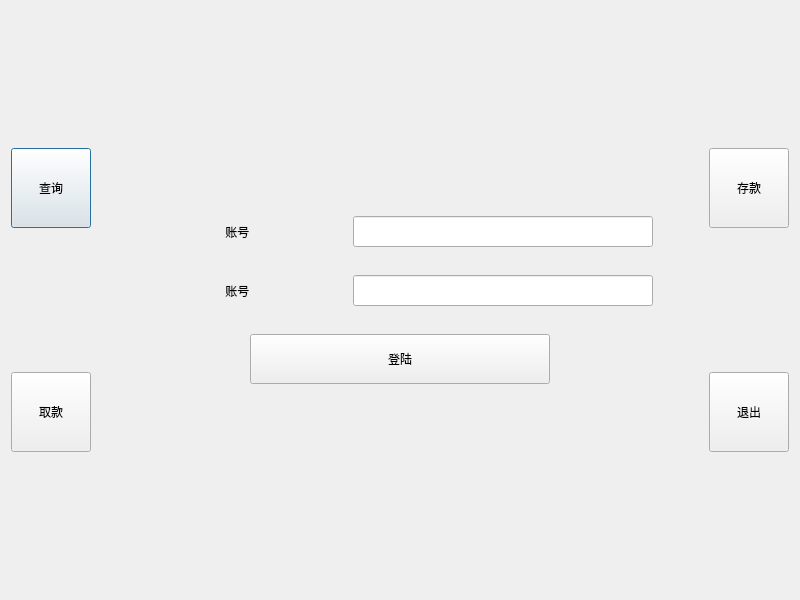
Qt form dialog.ui (arvin-xuwj/simulateATM) before a commit.
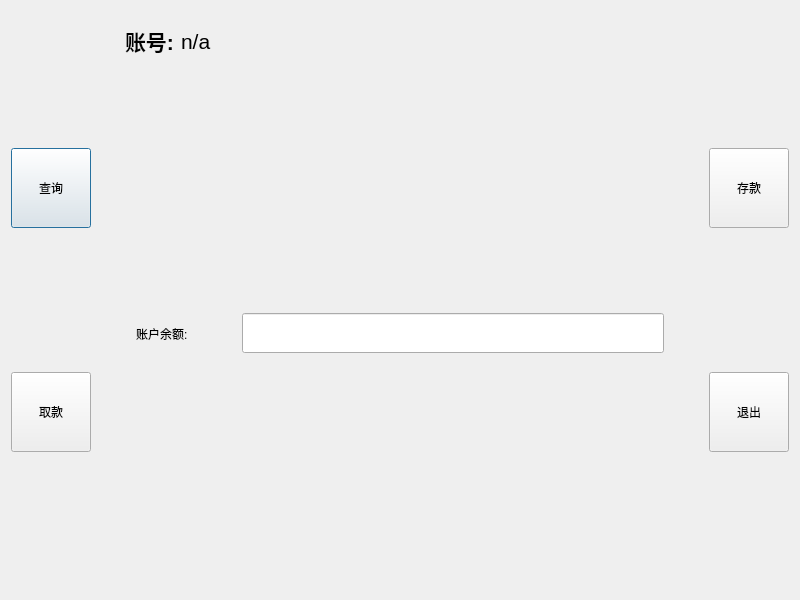
The same form after that commit.

Commit message: support query balance of account

Patch:
```diff
--- a/dialog.ui
+++ b/dialog.ui
@@ -97,6 +97,51 @@
     </spacer>
    </item>
    <item>
+    <layout class="QVBoxLayout" name="verticalLayout_8">
+     <item>
+      <layout class="QHBoxLayout" name="inforAccount">
+       <item>
+        <widget class="QLabel" name="lab_account_display">
+         <property name="maximumSize">
+          <size>
+           <width>50</width>
+           <height>16777215</height>
+          </size>
+         </property>
+         <property name="font">
+          <font>
+           <pointsize>16</pointsize>
+           <weight>75</weight>
+           <bold>true</bold>
+           <kerning>true</kerning>
+          </font>
+         </property>
+         <property name="text">
+          <string>账号:</string>
+         </property>
+        </widget>
+       </item>
+       <item>
+        <widget class="QLabel" name="lab_account">
+         <property name="minimumSize">
+          <size>
+           <width>0</width>
+           <height>60</height>
+          </size>
+         </property>
+         <property name="font">
+          <font>
+           <pointsize>16</pointsize>
+          </font>
+         </property>
+         <property name="text">
+          <string>n/a</string>
+         </property>
+        </widget>
+       </item>
+      </layout>
+     </item>
+     <item>
     <widget class="QStackedWidget" name="stackedWidget">
      <property name="minimumSize">
       <size>
@@ -105,7 +150,7 @@
       </size>
      </property>
      <property name="currentIndex">
-      <number>0</number>
+        <number>2</number>
      </property>
      <widget class="QWidget" name="Login">
       <layout class="QGridLayout" name="gridLayout">
@@ -133,19 +178,6 @@
             </size>
            </property>
            <layout class="QHBoxLayout" name="horizontalLayout">
-            <item>
-             <spacer name="horizontalSpacer_7">
-              <property name="orientation">
-               <enum>Qt::Horizontal</enum>
-              </property>
-              <property name="sizeHint" stdset="0">
-               <size>
-                <width>40</width>
-                <height>20</height>
-               </size>
-              </property>
-             </spacer>
-            </item>
             <item>
              <widget class="QLabel" name="label">
               <property name="minimumSize">
@@ -176,7 +208,7 @@
              <widget class="QLineEdit" name="editAccount">
               <property name="minimumSize">
                <size>
-                <width>300</width>
+                  <width>400</width>
                 <height>31</height>
                </size>
               </property>
@@ -194,19 +226,6 @@
             </size>
            </property>
            <layout class="QHBoxLayout" name="horizontalLayout_3">
-            <item>
-             <spacer name="horizontalSpacer_8">
-              <property name="orientation">
-               <enum>Qt::Horizontal</enum>
-              </property>
-              <property name="sizeHint" stdset="0">
-               <size>
-                <width>40</width>
-                <height>20</height>
-               </size>
-              </property>
-             </spacer>
-            </item>
             <item>
              <widget class="QLabel" name="label_3">
               <property name="minimumSize">
@@ -237,7 +256,7 @@
              <widget class="QLineEdit" name="editPasswd">
               <property name="minimumSize">
                <size>
-                <width>300</width>
+                  <width>400</width>
                 <height>31</height>
                </size>
               </property>
@@ -269,8 +288,8 @@
              <widget class="QPushButton" name="btnLogin">
               <property name="minimumSize">
                <size>
-                <width>300</width>
-                <height>50</height>
+                  <width>400</width>
+                  <height>45</height>
                </size>
               </property>
               <property name="mouseTracking">
@@ -323,22 +342,117 @@
        </item>
       </layout>
      </widget>
-     <widget class="QWidget" name="Information">
+       <widget class="QWidget" name="Welcome">
+        <layout class="QHBoxLayout" name="horizontalLayout_11">
+         <item>
+          <layout class="QVBoxLayout" name="verticalLayout_9">
+           <item>
+            <widget class="QLabel" name="label_8">
+             <property name="font">
+              <font>
+               <pointsize>32</pointsize>
+               <weight>75</weight>
+               <bold>true</bold>
+              </font>
+             </property>
+             <property name="text">
+              <string>欢迎登陆ATM终端</string>
+             </property>
+             <property name="alignment">
+              <set>Qt::AlignCenter</set>
+             </property>
+            </widget>
+           </item>
+          </layout>
+         </item>
+        </layout>
+       </widget>
+       <widget class="QWidget" name="displayQuery">
+        <layout class="QGridLayout" name="gridLayout_2">
+         <item row="0" column="0">
+          <layout class="QVBoxLayout" name="verticalLayout_2">
+           <item>
+            <spacer name="verticalSpacer_13">
+             <property name="orientation">
+              <enum>Qt::Vertical</enum>
+             </property>
+             <property name="sizeHint" stdset="0">
+              <size>
+               <width>20</width>
+               <height>40</height>
+              </size>
+             </property>
+            </spacer>
+           </item>
+           <item>
+            <layout class="QVBoxLayout" name="verticalLayout_3">
+             <item>
+              <layout class="QHBoxLayout" name="horizontalLayout_5">
+               <item>
       <widget class="QLabel" name="label_2">
-       <property name="geometry">
-        <rect>
-         <x>130</x>
-         <y>60</y>
-         <width>271</width>
-         <height>16</height>
-        </rect>
+                 <property name="minimumSize">
+                  <size>
+                   <width>100</width>
+                   <height>45</height>
+                  </size>
+                 </property>
+                 <property name="maximumSize">
+                  <size>
+                   <width>80</width>
+                   <height>16777215</height>
+                  </size>
        </property>
        <property name="text">
-        <string>账号: </string>
-       </property>
-      </widget>
-     </widget>
-    </widget>
+                  <string>账户余额:</string>
+                 </property>
+                </widget>
+               </item>
+               <item>
+                <widget class="QLineEdit" name="lineEditMemoy">
+                 <property name="minimumSize">
+                  <size>
+                   <width>0</width>
+                   <height>40</height>
+                  </size>
+                 </property>
+                 <property name="autoFillBackground">
+                  <bool>false</bool>
+                 </property>
+                 <property name="frame">
+                  <bool>true</bool>
+                 </property>
+                 <property name="echoMode">
+                  <enum>QLineEdit::Normal</enum>
+                 </property>
+                 <property name="readOnly">
+                  <bool>true</bool>
+                 </property>
+                </widget>
+               </item>
+              </layout>
+             </item>
+            </layout>
+           </item>
+           <item>
+            <spacer name="verticalSpacer_9">
+             <property name="orientation">
+              <enum>Qt::Vertical</enum>
+             </property>
+             <property name="sizeHint" stdset="0">
+              <size>
+               <width>20</width>
+               <height>40</height>
+              </size>
+             </property>
+            </spacer>
+           </item>
+          </layout>
+         </item>
+        </layout>
+       </widget>
+      </widget>
+     </item>
+    </layout>
    </item>
    <item>
     <spacer name="horizontalSpacer_4">
```
Left out of the diff: 10 changed lines with no effect on the pictures. Lines whose indentation alone changed are shown as unchanged. The commit also changes 5 other files.
